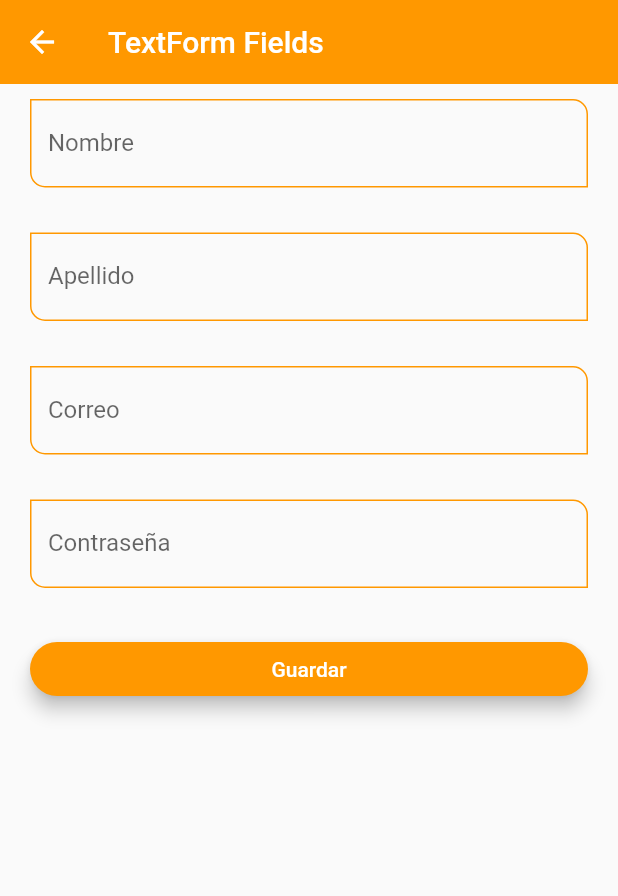
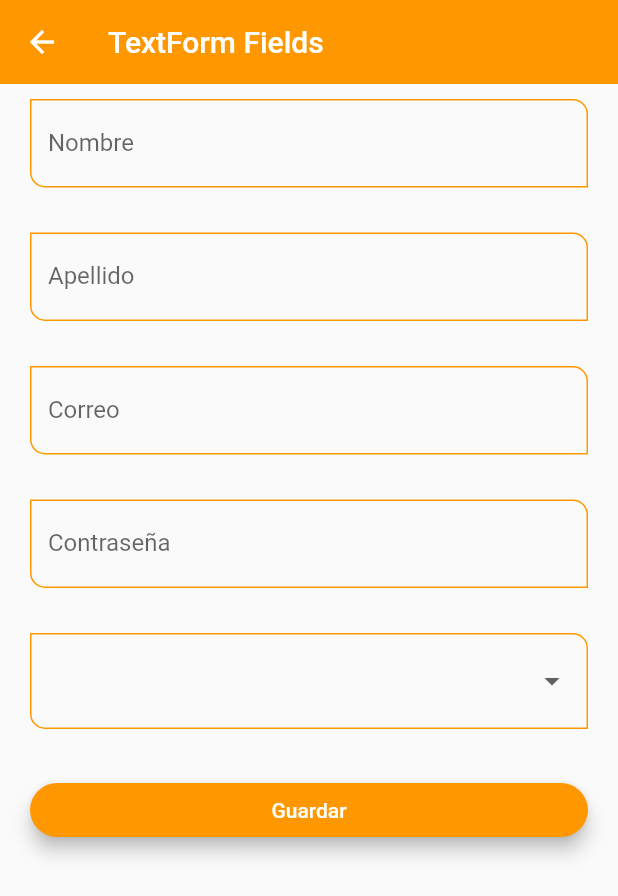
Before and after one commit to EdgarLS7/fltproject, a Flutter app: the TextFormScreen screen opened by its route, on a phone screen of 412 x 824 dp. Shown: the top 896 px of the screen. Run offline on Flutter 3.47's test engine with Material 2 defaults, Android fonts, the phone set to English and light mode, and no system bars.

Commit message:
hasta el 93 ya finalize el form

```diff
--- a/lib/screens/text_form_screen.dart
+++ b/lib/screens/text_form_screen.dart
@@ -72,6 +72,33 @@
 
                 const SizedBox( height: 30 ),
 
+                DropdownButtonFormField<String>(
+                  items: const [
+                    DropdownMenuItem(
+                      value: 'Admin',
+                      child: Text('Admin'),
+                    ),
+                    DropdownMenuItem(
+                      value: 'Superuser',
+                      child: Text('Superuser'),
+                    ),
+                    DropdownMenuItem(
+                      value: 'Developer',
+                      child: Text('Developer'),
+                    ),
+                    DropdownMenuItem(
+                      value: 'Jr. Developer',
+                      child: Text('Jr. Developer'),
+                    ),
+                  ],
+                  onChanged: ( value ) {
+                    print( value );
+                    formValues['role'] = value ?? 'Admin';
+                  },
+                ),
+
+                const SizedBox( height: 30 ),
+
                 ElevatedButton(
                   child: const SizedBox(
                     width: double.infinity,
```
